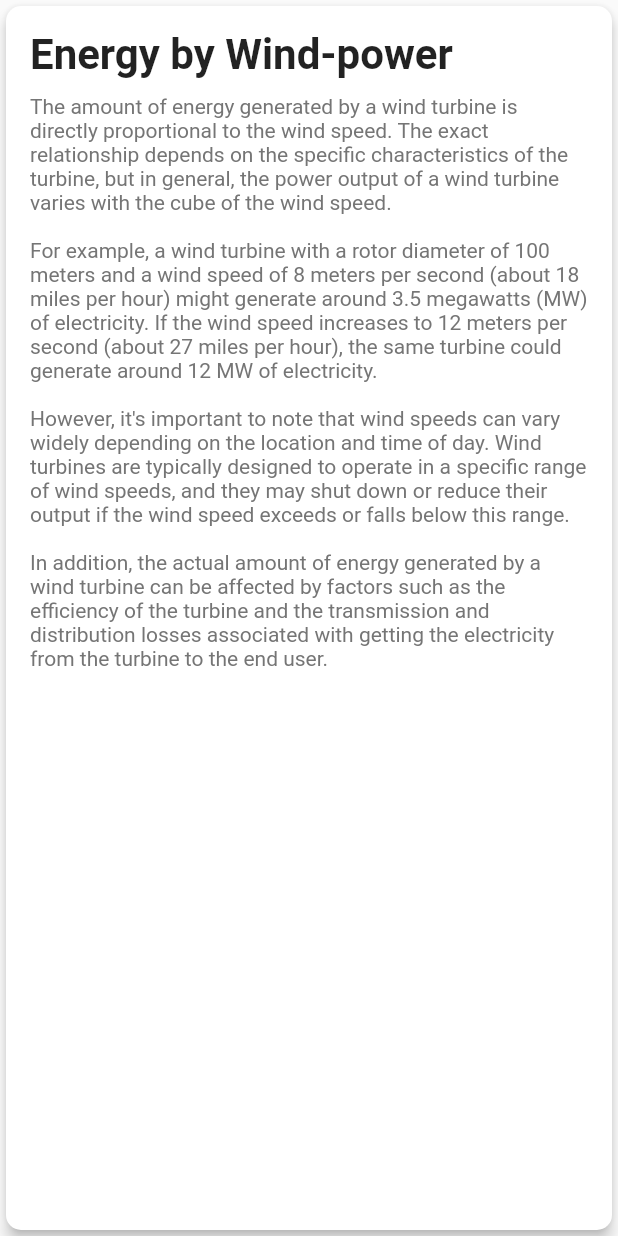
After one commit to Charispinto/Jinsei, a Flutter app: the ReadMore screen opened directly, on a phone screen of 412 x 824 dp. The commit adds this screen. Run offline on Flutter 3.47's test engine with Material 2 defaults, Android fonts, the phone set to English and light mode, and no system bars; our stand-ins replace cloud_firestore, firebase_auth, firebase_core, google_maps_flutter, lottie and 1 more; missing offline and left inert: dart:ffi; accounts and stored records are empty.

Commit message:
fixed bugs

```diff
--- a/studious-chainsaw-main/new_age/lib/main.dart
+++ b/studious-chainsaw-main/new_age/lib/main.dart
@@ -58,7 +58,7 @@ class _MyAppState extends State<MyApp> {
   Widget build(BuildContext context) {
     return  MaterialApp(
      debugShowCheckedModeBanner: false,
-     home:  LoginPage(),
+     home:  LandingPage(),
     );
   }
 }
--- a/studious-chainsaw-main/new_age/lib/pages/HomePage.dart
+++ b/studious-chainsaw-main/new_age/lib/pages/HomePage.dart
@@ -6,7 +6,8 @@ import 'package:new_age/pages/mil_info.dart';
 import 'package:new_age/pages/profile_page.dart';
 import '../widgets/widgets.dart';
 import 'package:lottie/lottie.dart';
-
+import 'readmore.dart';
+import 'contact.dart';
 
 
 class HomePage extends StatefulWidget {
@@ -123,7 +124,7 @@ class _HomePageState extends State<HomePage> {
                   padding: const EdgeInsets.symmetric(horizontal: 24.0, vertical: 16.0),
                   textStyle: const TextStyle(fontSize: 20),
                 ),
-                onPressed: () {},
+                onPressed: () => nextScreenReplace(context, MapScreen()),
                 child: Row(
                   mainAxisAlignment: MainAxisAlignment.center,
                   children: const [
@@ -156,9 +157,9 @@ class _HomePageState extends State<HomePage> {
                 child: ListView(
                   scrollDirection: Axis.horizontal,
                   children:  [
-                    MillInfo(millname: "Wind power",millinfo: "The total installed wind power capacity was 42.633 GW" , imagePath: "assets/wind-power.json", page: ProfilePage()),
-                    MillInfo(millname: "Disadvantages",millinfo: "Wind's variability makes consistent electricity generation challenging" , imagePath: "assets/disadvantages.json", page: ProfilePage()),
-                    MillInfo(millname: "Facts",millinfo: "Wind turbines can generate electricity for up to 70% to 90% of the time" , imagePath: "assets/facts.json", page: ProfilePage()),
+                    MillInfo(millname: "Wind power",millinfo: "The total installed wind power capacity was 42.633 GW" , imagePath: "assets/wind-power.json", page: ReadMore(keys: '2', heading: "Energy by Wind-power",)),
+                    MillInfo(millname: "Why us",millinfo: "Wind's variability makes consistent electricity generation challenging" , imagePath: "assets/disadvantages.json", page: ReadMore(keys: "1",heading: "Why Us?",)),
+                    MillInfo(millname: "Facts",millinfo: "Wind turbines can generate electricity for up to 70% to 90% of the time" , imagePath: "assets/facts.json", page: ReadMore(keys: '3',heading:"Facts on Windmill")),
                   ],
                 ),
               ),
--- a/studious-chainsaw-main/new_age/lib/pages/Landing_page.dart
+++ b/studious-chainsaw-main/new_age/lib/pages/Landing_page.dart
@@ -4,6 +4,7 @@ import 'package:new_age/pages/login_page.dart';
 import 'package:new_age/pages/maptest_page.dart';
 import 'package:new_age/pages/profile_page.dart';
 import 'package:new_age/widgets/widgets.dart';
+import 'contact.dart';
 
 import '../helper/helper_function.dart';
 
@@ -20,7 +21,7 @@ class _LandingPageState extends State<LandingPage> {
   static List<Widget> _widgetOption = <Widget>[
     const HomePage(),// this is perfect no need to change
     MapScreen(),// this is done temp it has to changed to map soon
-    const LoginPage()// this has to be changes to list of hospital
+    ContactPage()// this has to be changes to list of hospital
   ];
 
   void _onItemTapped(int index){
@@ -160,7 +161,7 @@ class _LandingPageState extends State<LandingPage> {
 
         bottomNavigationBar: Theme(
           data: ThemeData(
-            canvasColor: Colors.green[400]
+            canvasColor: Colors.white,
           ),
           child: BottomNavigationBar(
             backgroundColor: Colors.white,
--- a/studious-chainsaw-main/new_age/lib/pages/mil_info.dart
+++ b/studious-chainsaw-main/new_age/lib/pages/mil_info.dart
@@ -80,7 +80,7 @@ class _MillInfoState extends State<MillInfo> {
                             },
                              child: const Text("Read more",
                              style: TextStyle(
-                              color: Colors.black,
+                              color: Colors.red,
                              ),
                              ),
                             ),
--- a/studious-chainsaw-main/new_age/lib/pages/profile_page.dart
+++ b/studious-chainsaw-main/new_age/lib/pages/profile_page.dart
@@ -1,4 +1,3 @@
-
 import 'package:flutter/material.dart';
 import 'package:new_age/pages/HomePage.dart';
 import 'package:new_age/pages/Landing_page.dart';
--- /dev/null
+++ b/studious-chainsaw-main/new_age/lib/pages/readmore.dart
@@ -0,0 +1,85 @@
+import 'package:flutter/material.dart';
+import 'package:new_age/pages/Landing_Page.dart';
+
+import '../widgets/widgets.dart';
+
+class ReadMore extends StatefulWidget {
+  String keys = '';
+  String heading='';
+
+  ReadMore({Key? key, required this.keys, required this.heading}) : super(key: key);
+
+  @override
+  _ReadMoreState createState() => _ReadMoreState();
+}
+
+class _ReadMoreState extends State<ReadMore> {
+
+  Map<String, String> myMap = {
+    '1': '''While wind energy is a clean and renewable source of energy, there are some disadvantages of windmills that should be taken into consideration. Here are a few:
+Weather-dependency: Wind turbines require a steady and consistent wind speed to generate electricity. If the wind speed is too low, the turbines won't be able to generate enough electricity, and if the wind speed is too high, they will need to be shut down for safety reasons..
+Land use: Wind turbines require a significant amount of space to operate, and this can impact the surrounding environment. Large wind farms can disrupt wildlife habitats, damage ecosystems, and even affect property values in nearby areas.
+Noise pollution: Wind turbines can be noisy, and this can be a concern for people living near wind farms. The noise can be particularly bothersome at night, and some people have reported health issues related to prolonged exposure to the sound.
+Maintenance costs: Wind turbines require regular maintenance and upkeep to ensure that they continue to operate effectively. This can be expensive, particularly for large wind farms, and can impact the overall cost-effectiveness of wind energy.
+It's worth noting that many of these disadvantages are site-specific and can be mitigated through careful planning and design. Nonetheless, they are important factors to consider when evaluating the benefits and drawbacks of wind energy.''',
+    '2': '''The amount of energy generated by a wind turbine is directly proportional to the wind speed. The exact relationship depends on the specific characteristics of the turbine, but in general, the power output of a wind turbine varies with the cube of the wind speed.
+
+For example, a wind turbine with a rotor diameter of 100 meters and a wind speed of 8 meters per second (about 18 miles per hour) might generate around 3.5 megawatts (MW) of electricity. If the wind speed increases to 12 meters per second (about 27 miles per hour), the same turbine could generate around 12 MW of electricity.
+
+However, it's important to note that wind speeds can vary widely depending on the location and time of day. Wind turbines are typically designed to operate in a specific range of wind speeds, and they may shut down or reduce their output if the wind speed exceeds or falls below this range.
+
+In addition, the actual amount of energy generated by a wind turbine can be affected by factors such as the efficiency of the turbine and the transmission and distribution losses associated with getting the electricity from the turbine to the end user.''',
+    '3': '''Windmills have been used for centuries to grind grain, pump water, and generate electricity. The first windmill used for electricity generation was built in Scotland in 1887.
+
+The largest wind turbine in the world is currently located in Rotterdam, Netherlands. It stands at 220 meters tall and has a rotor diameter of 164 meters.
+
+The blades of a modern wind turbine can rotate at speeds of up to 300 km/h (186 mph) at the tips.
+
+The first offshore wind farm was built in Denmark in 1991.
+
+The world's largest wind farm is the Gansu Wind Farm in China, which has a capacity of 7,965 MW and consists of over 7,000 turbines.
+''',
+  };
+
+  bool _expanded = false;
+
+  @override
+  Widget build(BuildContext context) {
+    return Scaffold(
+      body: SafeArea(
+        child: Card(
+          elevation: 4,
+          shape: RoundedRectangleBorder(
+            borderRadius: BorderRadius.circular(10),
+          ),
+          child: InkWell(
+            onTap: () => nextScreenReplace(context, LandingPage()),
+            child: Container(
+              padding: EdgeInsets.all(16),
+              child: Column(
+                crossAxisAlignment: CrossAxisAlignment.start,
+                children: [
+                  Text(
+                    widget.heading,
+                    style: const TextStyle(
+                      fontSize: 28,
+                      fontWeight: FontWeight.bold,
+                    ),
+                  ),
+                  SizedBox(height: 10),
+                  Text(
+                    myMap[widget.keys]!,
+                    style: TextStyle(
+                      fontSize: 14,
+                      color: Colors.grey[600],
+                    ),
+                  ),
+                ],
+              ),
+            ),
+          ),
+        ),
+      ),
+    );
+  }
+}
```
Also changed, not shown: studious-chainsaw-main/new_age/lib/pages/contact.dart (added, +60 -0 lines).
